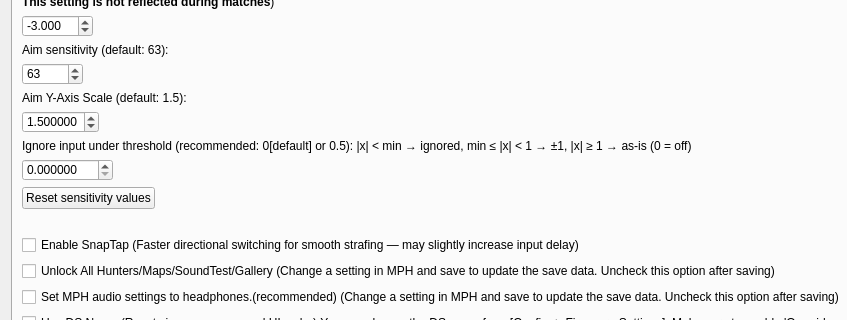
The window that src/frontend/qt_sdl/InputConfig/InputConfigDialog.ui (ag-advania/melonPrimeDS) describes before a commit, drawn with Qt 5; both pictures show x 0 to 847 and y 113 to 433 of the 1135 by 666 pixel window.
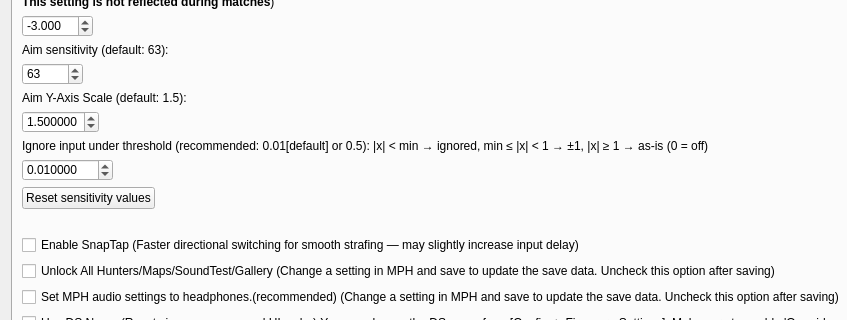
The same window after the commit. The open tabs and pages were chosen to show the change.

Diff of the .ui file:
```diff
--- a/src/frontend/qt_sdl/InputConfig/InputConfigDialog.ui
+++ b/src/frontend/qt_sdl/InputConfig/InputConfigDialog.ui
@@ -2403,7 +2403,7 @@
 					<!-- Label for aim sensitivity -->
 					<widget class="QLabel" name="metroidAimAdjustLabel">
 						<property name="text">
-							<string>Ignore input under threshold (recommended: 0[default] or 0.5): |x| &lt; min → ignored, min ≤ |x| &lt; 1 → ±1, |x| ≥ 1 → as-is (0 = off)</string>
+							<string>Ignore input under threshold (recommended: 0.01[default] or 0.5): |x| &lt; min → ignored, min ≤ |x| &lt; 1 → ±1, |x| ≥ 1 → as-is (0 = off)</string>
 						</property>
 					</widget>
 				</item>
@@ -2422,7 +2422,7 @@
 							<number>6</number>
 						</property>
 						<property name="value">
-							<double>0.000000</double>
+							<double>0.010000</double>
 						</property>
 					</widget>
 				</item>
```
